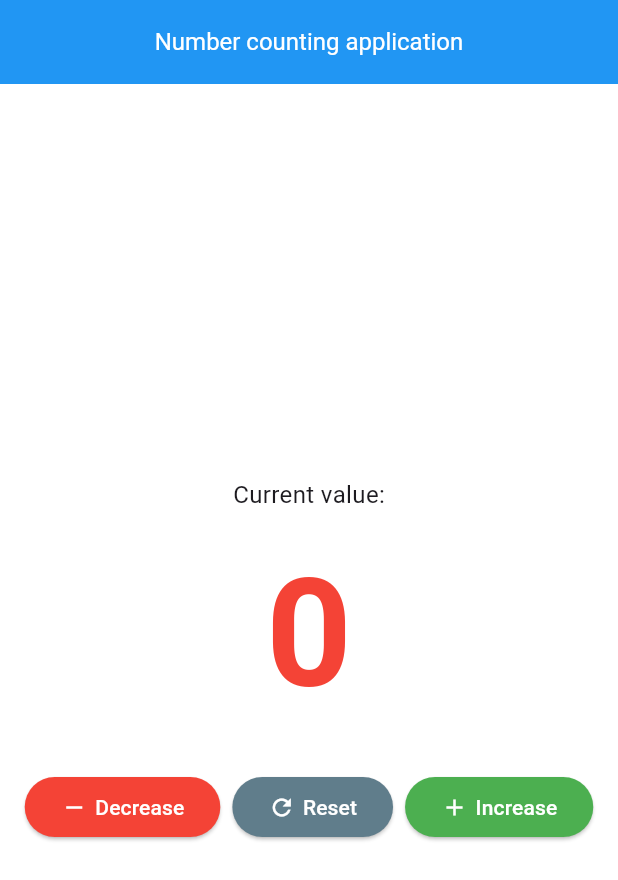
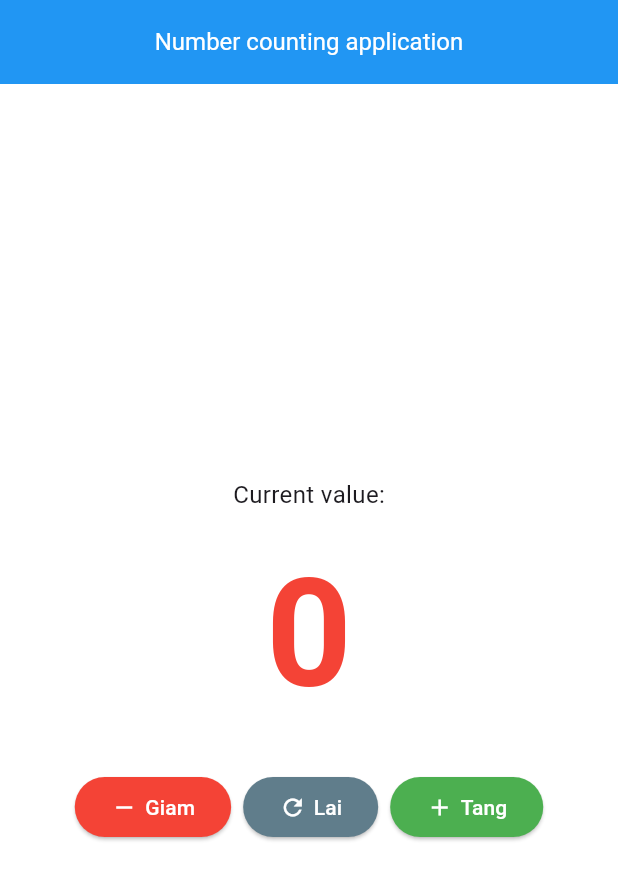
Before and after one commit to TruongVanTanTai/FlutterProjects, a Flutter app: the screen it shows after launch, on a phone screen of 412 x 824 dp. Shown: the top 880 px of the screen. Run offline on Flutter 3.47's test engine with Material 3 defaults, Android fonts, the phone set to English and light mode, and no system bars; our stand-ins replace dio; missing offline and left inert: flutter_application_5; generated files the repository leaves out were written again.

Commit message:
Some updates

```diff
--- a/flutter_application_6/lib/counter-app.dart
+++ b/flutter_application_6/lib/counter-app.dart
@@ -86,10 +86,7 @@ class _CounterAppState extends State<CounterApp> {
       children: [
         ElevatedButton(
           onPressed: decreaseNumber,
-          child: Row(
-            spacing: 5,
-            children: [Icon(Icons.remove), Text('Decrease')],
-          ),
+          child: Row(spacing: 5, children: [Icon(Icons.remove), Text('Giam')]),
           style: ElevatedButton.styleFrom(
             backgroundColor: Colors.red,
             foregroundColor: Colors.white,
@@ -97,10 +94,7 @@ class _CounterAppState extends State<CounterApp> {
         ),
         ElevatedButton(
           onPressed: resetNumber,
-          child: Row(
-            spacing: 5,
-            children: [Icon(Icons.refresh), Text('Reset')],
-          ),
+          child: Row(spacing: 5, children: [Icon(Icons.refresh), Text('Lai')]),
           style: ElevatedButton.styleFrom(
             backgroundColor: Colors.blueGrey,
             foregroundColor: Colors.white,
@@ -108,7 +102,7 @@ class _CounterAppState extends State<CounterApp> {
         ),
         ElevatedButton(
           onPressed: increaseNumber,
-          child: Row(spacing: 5, children: [Icon(Icons.add), Text('Increase')]),
+          child: Row(spacing: 5, children: [Icon(Icons.add), Text('Tang')]),
           style: ElevatedButton.styleFrom(
             backgroundColor: Colors.green,
             foregroundColor: Colors.white,
--- a/flutter_application_8/lib/my-product.dart
+++ b/flutter_application_8/lib/my-product.dart
@@ -85,7 +85,7 @@ class _MyProductsState extends State<MyProducts> {
         mainAxisAlignment: MainAxisAlignment.spaceAround,
         crossAxisAlignment: CrossAxisAlignment.start,
         children: [
-          Center(child: Image.network(product.image, width: 100, height: 160)),
+          Center(child: Image.network(product.image, width: 100, height: 120)),
           SizedBox(height: 16),
           Text(
             product.title,
```
Also changed, not shown: flutter_exercise_compilation/pubspec.lock.
